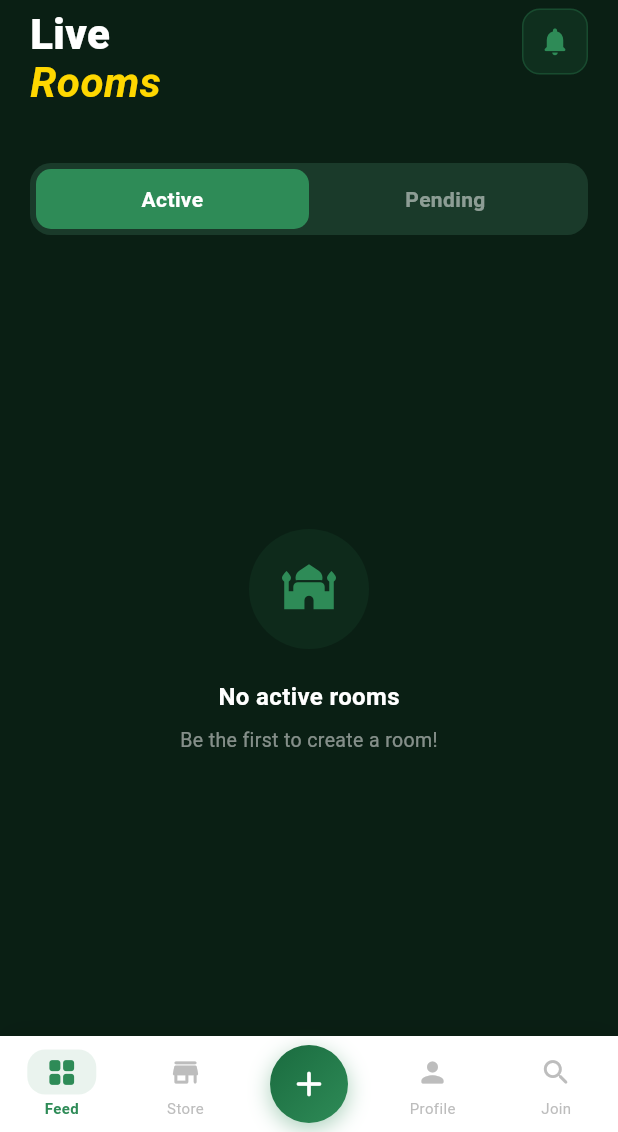
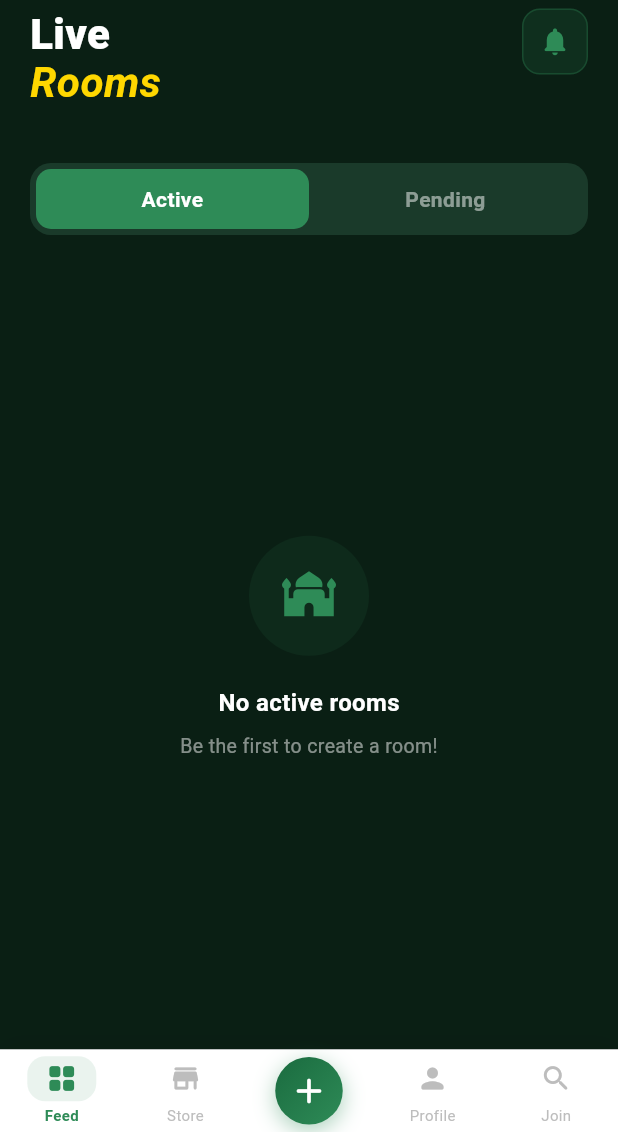
Before and after one commit to MahmoudDahy11/NOOR, a Flutter app: the _HomeView screen opened directly, on a phone screen of 412 x 824 dp, the part 104-1236 px from its top. Run offline on Flutter 3.47's test engine with Material 3 defaults, Android fonts, the phone set to English and light mode, and no system bars; our stand-ins replace bloc, cloud_firestore, confetti, dartz, device_preview, dio and 17 more; missing offline and left inert: flutter_facebook_auth, flutter_stripe, mailer; accounts and stored records are empty.

Commit message:
style: reduce height and dimensions of HomeNavBar and navigation items

```diff
--- a/lib/features/home/presentation/widgets/home_nav_bar.dart
+++ b/lib/features/home/presentation/widgets/home_nav_bar.dart
@@ -1,4 +1,5 @@
 import 'package:flutter/material.dart';
+
 import '../../../../core/theme/app_colors.dart';
 
 class HomeNavBar extends StatelessWidget {
@@ -29,7 +30,7 @@ class HomeNavBar extends StatelessWidget {
       child: SafeArea(
         top: false,
         child: SizedBox(
-          height: 64,
+          height: 55,
           child: Row(
             children: [
               _NavItem(
@@ -76,8 +77,8 @@ class _FabButton extends StatelessWidget {
     return GestureDetector(
       onTap: onTap,
       child: Container(
-        width: 52,
-        height: 52,
+        width: 45,
+        height: 45,
         decoration: BoxDecoration(
           gradient: const LinearGradient(
             colors: [Color(0xFF1A6B3F), AppColors.primary],
```
